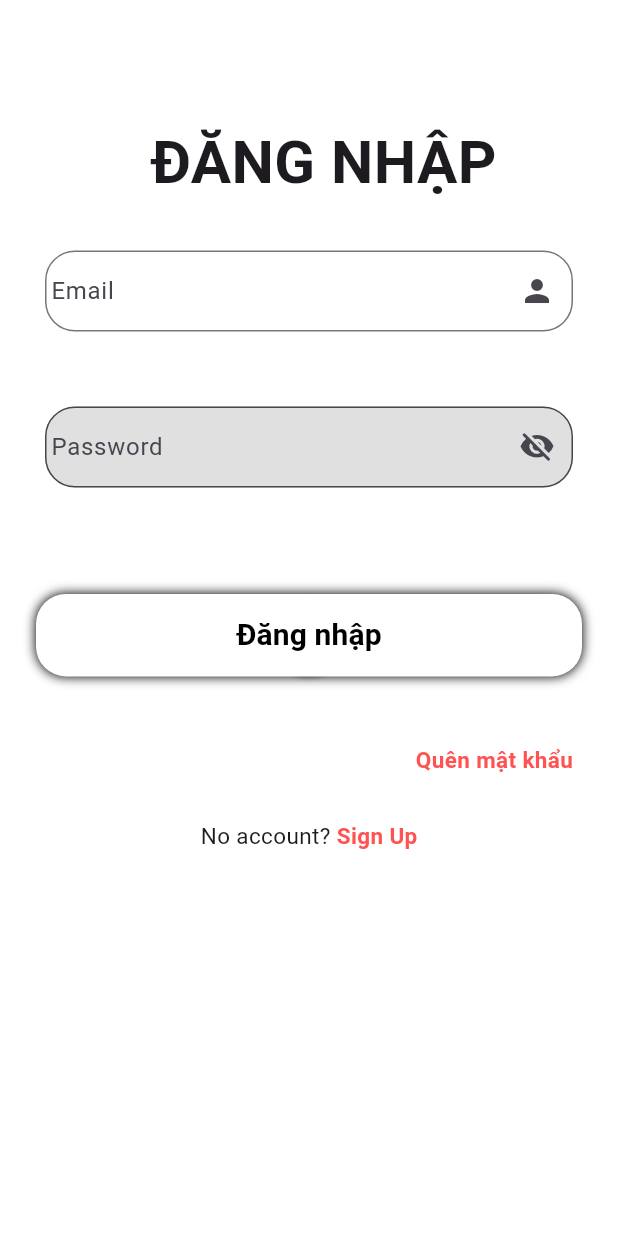
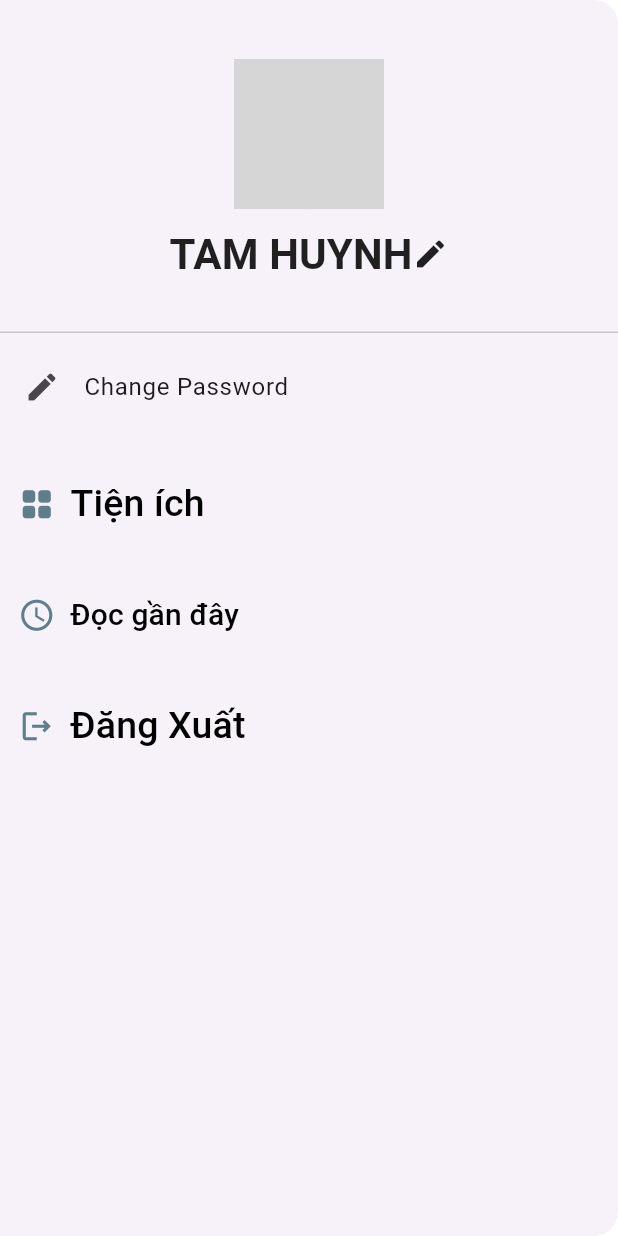
Before and after one commit to NhutLam2003/DoAnCuoiKy, a Flutter app: the screen it shows after launch, on a phone screen of 412 x 824 dp. Run offline on Flutter 3.47's test engine with Material 3 defaults, Android fonts, the phone set to English and light mode, and no system bars; grey boxes are pictures that could not be loaded.

Commit message:
trang_thong_tin_tai_khoan

```diff
--- /dev/null
+++ b/Do_An_Cuoi_Ky/do_an_cuoi_ky/lib/Thong_tin_Tai_khoan.dart
@@ -0,0 +1,224 @@
+// import 'package:firebase_auth/firebase_auth.dart';
+// import 'package:firebase_database/firebase_database.dart';
+import 'package:flutter/material.dart';
+
+class TaiKhoan extends StatefulWidget {
+  const TaiKhoan({super.key});
+
+  @override
+  State<TaiKhoan> createState() => _MenuState();
+}
+
+class _MenuState extends State<TaiKhoan> {
+  // var username = FirebaseAuth.instance.currentUser?.displayName;
+  //Tâm Ngu
+  var changeUsername = TextEditingController();
+  @override
+  Widget build(BuildContext context) {
+    return Drawer(
+        child: ListView(
+      children: [
+        SizedBox(
+          width: 230,
+          height: 230,
+          child: DrawerHeader(
+            child: Column(
+              mainAxisAlignment: MainAxisAlignment.center,
+              children: [
+                const CircleAvatar(
+                  backgroundImage: AssetImage('assets/user.jpg'),
+                  radius: 50,
+                ),
+                MaterialButton(
+                  onPressed: () {
+                    showDialog(
+                        barrierDismissible: false,
+                        context: context,
+                        builder: (context) {
+                          return AlertDialog(
+                            title: const Text(
+                              'Edit username',
+                              style: TextStyle(
+                                  fontSize: 25, fontWeight: FontWeight.bold),
+                            ),
+                            content: Column(
+                                mainAxisSize: MainAxisSize.min,
+                                children: [
+                                  Padding(
+                                    padding:
+                                        EdgeInsets.fromLTRB(15, 30, 15, 20),
+                                    child: TextField(
+                                      controller: changeUsername,
+                                      decoration: const InputDecoration(
+                                          label: Text('Username'),
+                                          border: OutlineInputBorder(
+                                              borderRadius: BorderRadius.all(
+                                                  Radius.circular(5)))),
+                                    ),
+                                  )
+                                ]),
+                            actions: [
+                              TextButton(
+                                  onPressed: () {
+                                    Navigator.pop(context);
+                                  },
+                                  child: const Text('No')),
+                              TextButton(
+                                  style: const ButtonStyle(),
+                                  onPressed: () async {
+                                    // User? user =
+                                    //     FirebaseAuth.instance.currentUser;
+
+                                    // Kiểm tra xem người dùng có tồn tại không
+                                    // if (user != null) {
+                                    //   // Cập nhật display name
+                                    //   await user.updateDisplayName(
+                                    //       changeUsername.text);
+                                    //   // final DatabaseReference
+                                    //   //     databaseReference = FirebaseDatabase
+                                    //   //         .instance
+                                    //   //         .ref()
+                                    //   //         .child('/users');
+
+                                    //   // databaseReference
+                                    //   //
+                                    //   //     .update({
+                                    //   //   user.displayName!: changeUsername.text
+                                    //   // });
+                                    //   // In thông báo sau khi cập nhật thành công
+                                    //   print(
+                                    //       'Display Name updated successfully to: ${.displayName}');
+                                    // } else {
+                                    //   print('User is null');
+                                    // }
+                                    Navigator.popAndPushNamed(context, '/home');
+                                    setState(() {
+                                      // username = changeUsername.text;
+                                    });
+                                  },
+                                  child: const Text('Yes')),
+                            ],
+                          );
+                        });
+                  },
+                  child: Padding(
+                    padding: const EdgeInsets.only(top: 10),
+                    child: Row(
+                      mainAxisAlignment: MainAxisAlignment.center,
+                      children: [
+                        Text(
+                            //username.toString()
+                            "TAM HUYNH",
+                            style: const TextStyle(
+                                fontSize: 28, fontWeight: FontWeight.bold)),
+                        Icon(Icons.edit),
+                      ],
+                    ),
+                  ),
+                )
+              ],
+            ),
+          ),
+        ),
+        ListTile(
+            title: const Text("Change Password"),
+            leading: const Icon(Icons.edit),
+            onTap: () {
+              Navigator.popUntil(context, (route) => route.isFirst);
+              Navigator.pushNamed(context, '/change-password');
+            }),
+        // ListTile(
+        //   title: Text("Log out"),
+        //   leading: Icon(Icons.logout),
+        //   onTap: () {
+        //     // FirebaseAuth.instance.signOut().then((value) {
+        //     //   Navigator.pushNamed(context, '/signin');
+        //     // });
+        //   },
+        // )
+        Container(
+          height: 100,
+          child: Row(
+            children: [
+              Expanded(
+                  child: TextButton(
+                      onPressed: () {},
+                      child: const Row(
+                        children: [
+                          Icon(
+                            Icons.grid_view_rounded,
+                            size: 25,
+                            color: Colors.blueGrey,
+                          ),
+                          SizedBox(width: 10),
+                          Text(
+                            "Tiện ích",
+                            style: TextStyle(
+                              fontSize: 25,
+                              color: Colors.black,
+                            ),
+                          )
+                        ],
+                      )))
+            ],
+          ),
+        ),
+        Expanded(
+          child: Column(
+            mainAxisAlignment: MainAxisAlignment.spaceEvenly,
+            children: [
+              Row(mainAxisAlignment: MainAxisAlignment.start, children: [
+                TextButton(
+                    onPressed: () {},
+                    child: const Row(
+                      children: [
+                        Icon(
+                          Icons.access_time,
+                          size: 25,
+                          color: Colors.blueGrey,
+                        ),
+                        SizedBox(width: 10),
+                        Text(
+                          "Đọc gần đây",
+                          style: TextStyle(fontSize: 20, color: Colors.black),
+                        )
+                      ],
+                    ))
+              ]),
+            ],
+          ),
+        ),
+
+        Container(
+          height: 100,
+          child: Row(
+            children: [
+              Expanded(
+                child: TextButton(
+                  onPressed: () {},
+                  child: const Row(
+                    children: [
+                      Icon(
+                        Icons.logout_outlined,
+                        size: 25,
+                        color: Colors.blueGrey,
+                      ),
+                      SizedBox(width: 10),
+                      Text(
+                        "Đăng Xuất",
+                        style: TextStyle(
+                          fontSize: 25,
+                          color: Colors.black,
+                        ),
+                      ),
+                    ],
+                  ),
+                ),
+              ),
+            ],
+          ),
+        ),
+      ],
+    ));
+  }
+}
--- a/Do_An_Cuoi_Ky/do_an_cuoi_ky/lib/main.dart
+++ b/Do_An_Cuoi_Ky/do_an_cuoi_ky/lib/main.dart
@@ -1,4 +1,5 @@
-import 'package:do_an_cuoi_ky/SignIn_SignUp_ChangePW/SignIn.dart';
+import 'package:do_an_cuoi_ky/SignIn_SignUp_ChangePW/Dang_nhap.dart';
+import 'package:do_an_cuoi_ky/Thong_tin_Tai_khoan.dart';
 import 'package:flutter/material.dart';
 
 void main() {
@@ -7,25 +8,14 @@ void main() {
 
 class MyApp extends StatelessWidget {
   const MyApp({super.key});
-
-  // This widget is the root of your application.
   @override
   Widget build(BuildContext context) {
     return MaterialApp(
       title: 'Flutter Demo',
       theme: ThemeData(
-        // This is the theme of your application.
-        //
-        // Try running your application with "flutter run". You'll see the
-        // application has a blue toolbar. Then, without quitting the app, try
-        // changing the primarySwatch below to Colors.green and then invoke
-        // "hot reload" (press "r" in the console where you ran "flutter run",
-        // or simply save your changes to "hot reload" in a Flutter IDE).
-        // Notice that the counter didn't reset back to zero; the application
-        // is not restarted.
         primarySwatch: Colors.blue,
       ),
-      home: const SignIn(),
+      home: const TaiKhoan(),
     );
   }
 }
```
Also changed, not shown: Do_An_Cuoi_Ky/do_an_cuoi_ky/lib/SignIn_SignUp_ChangePW/Dang_ky.dart (renamed from Do_An_Cuoi_Ky/do_an_cuoi_ky/lib/SignIn_SignUp_ChangePW/SignUp.dart), Do_An_Cuoi_Ky/do_an_cuoi_ky/lib/SignIn_SignUp_ChangePW/Dang_nhap.dart (renamed from Do_An_Cuoi_Ky/do_an_cuoi_ky/lib/SignIn_SignUp_ChangePW/SignIn.dart), Do_An_Cuoi_Ky/do_an_cuoi_ky/lib/SignIn_SignUp_ChangePW/Quen_mat_khau.dart (renamed from Do_An_Cuoi_Ky/do_an_cuoi_ky/lib/SignIn_SignUp_ChangePW/ChangePassword.dart), Do_An_Cuoi_Ky/do_an_cuoi_ky/lib/Trang_xu_huong.dart (renamed from Do_An_Cuoi_Ky/do_an_cuoi_ky/lib/TrendPage.dart), 9 other files.
